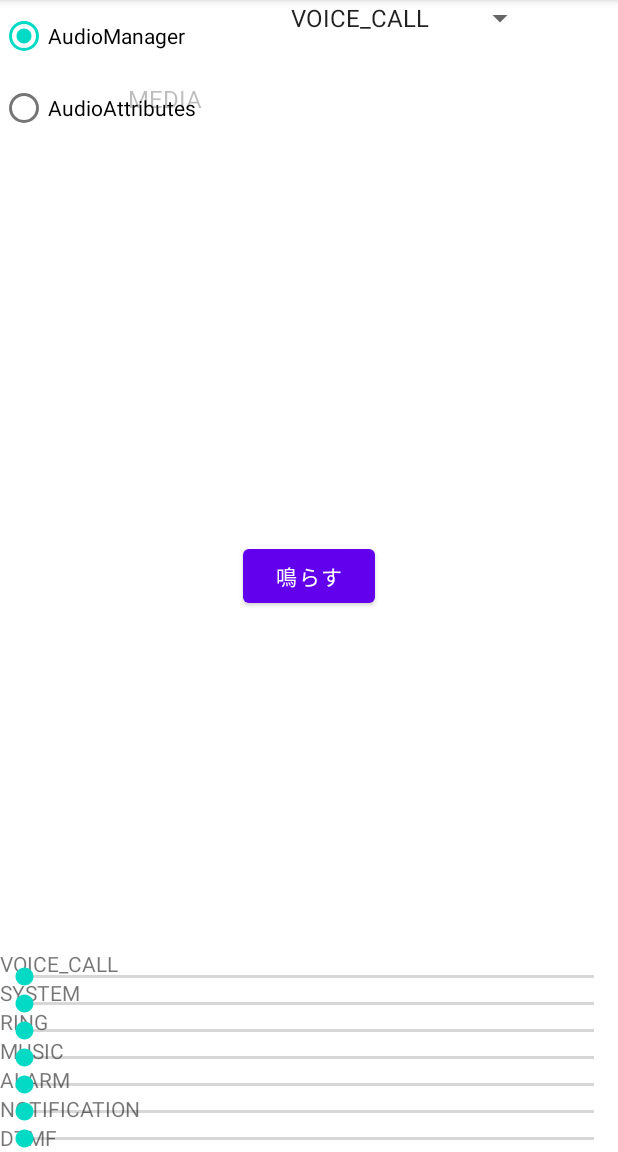
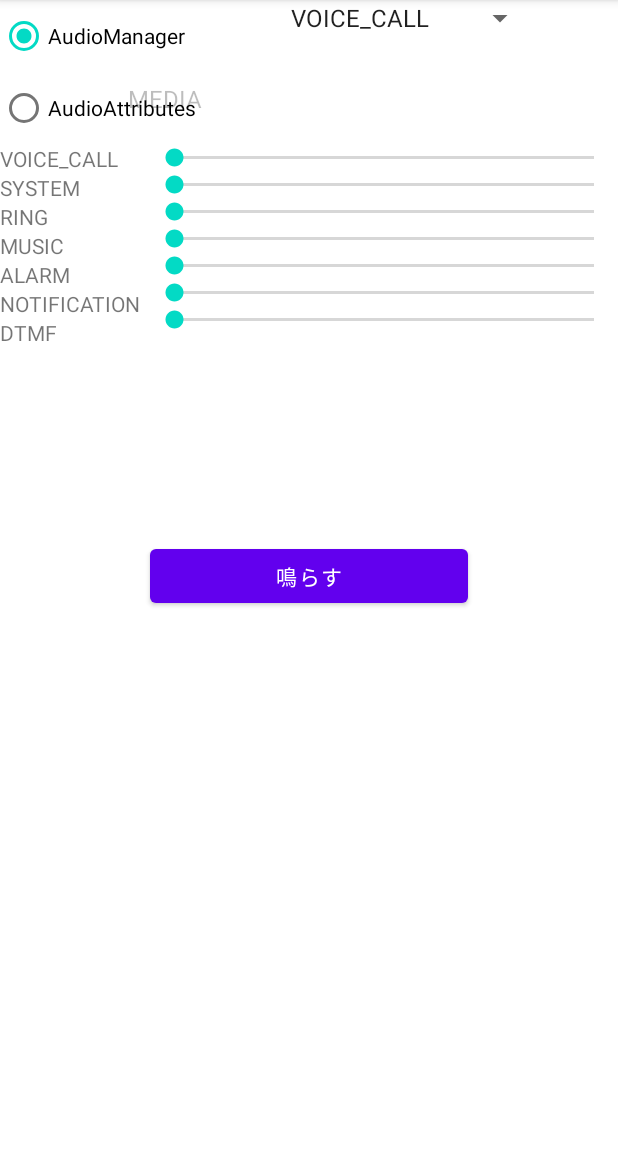
Before and after one commit to ace51240/SoundTypeChecker, an Android app: the screen it shows after launch (MainActivity), on a phone screen of 412 x 824 dp, the part 84-1236 px from its top. Run offline under Robolectric (Android 15) with nearby library versions, the phone set to English and light mode, and no system bars.

Commit message:
オブジェクトの位置を整理

```diff
--- a/app/src/main/res/layout/activity_main.xml
+++ b/app/src/main/res/layout/activity_main.xml
@@ -56,23 +56,25 @@
         android:layout_width="match_parent"
         android:layout_height="wrap_content"
         android:orientation="vertical"
-        app:layout_constraintBottom_toBottomOf="parent"
         app:layout_constraintLeft_toLeftOf="parent"
-        app:layout_constraintRight_toLeftOf="@id/volume_bar_area" />
+        app:layout_constraintRight_toLeftOf="@id/volume_bar_area"
+        app:layout_constraintTop_toBottomOf="@+id/radiogroup" />
 
     <LinearLayout
         android:id="@+id/volume_bar_area"
         android:layout_width="match_parent"
         android:layout_height="wrap_content"
         android:orientation="vertical"
-        app:layout_constraintBottom_toBottomOf="parent"
+        android:paddingStart="100dp"
         app:layout_constraintLeft_toRightOf="@id/sound_type_name_area"
-        app:layout_constraintRight_toRightOf="parent" />
+        app:layout_constraintRight_toRightOf="parent"
+        app:layout_constraintTop_toBottomOf="@id/radiogroup" />
 
     <Button
         android:id="@+id/button"
-        android:layout_width="wrap_content"
+        android:layout_width="match_parent"
         android:layout_height="wrap_content"
+        android:layout_margin="100dp"
         android:text="@string/sound"
         app:layout_constraintBottom_toBottomOf="parent"
         app:layout_constraintLeft_toLeftOf="parent"
```
